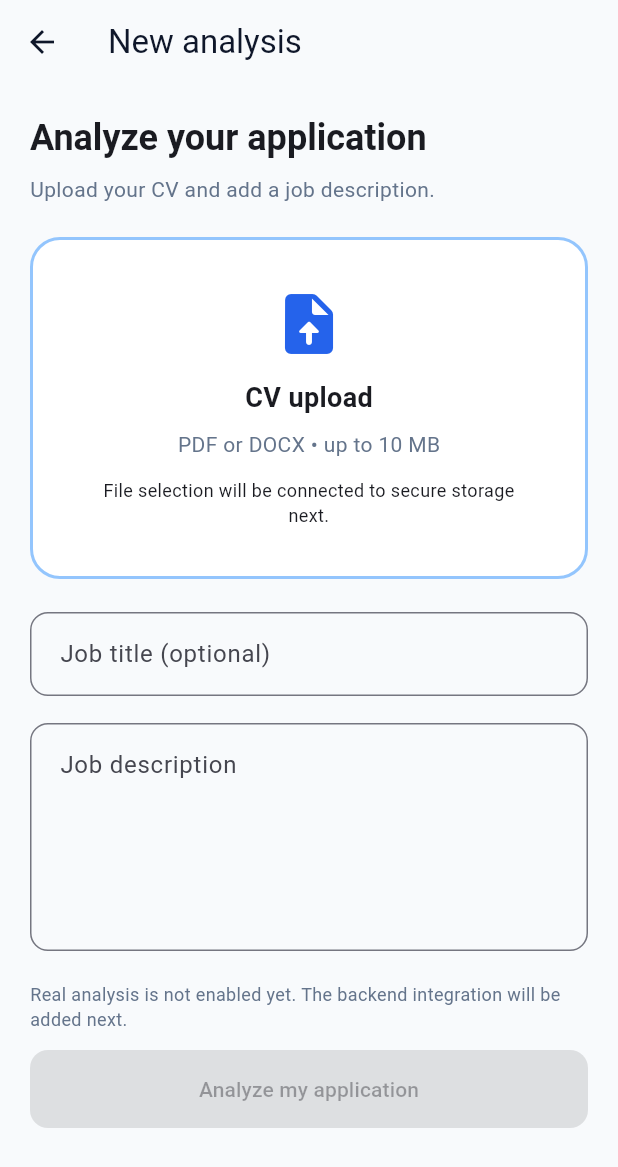
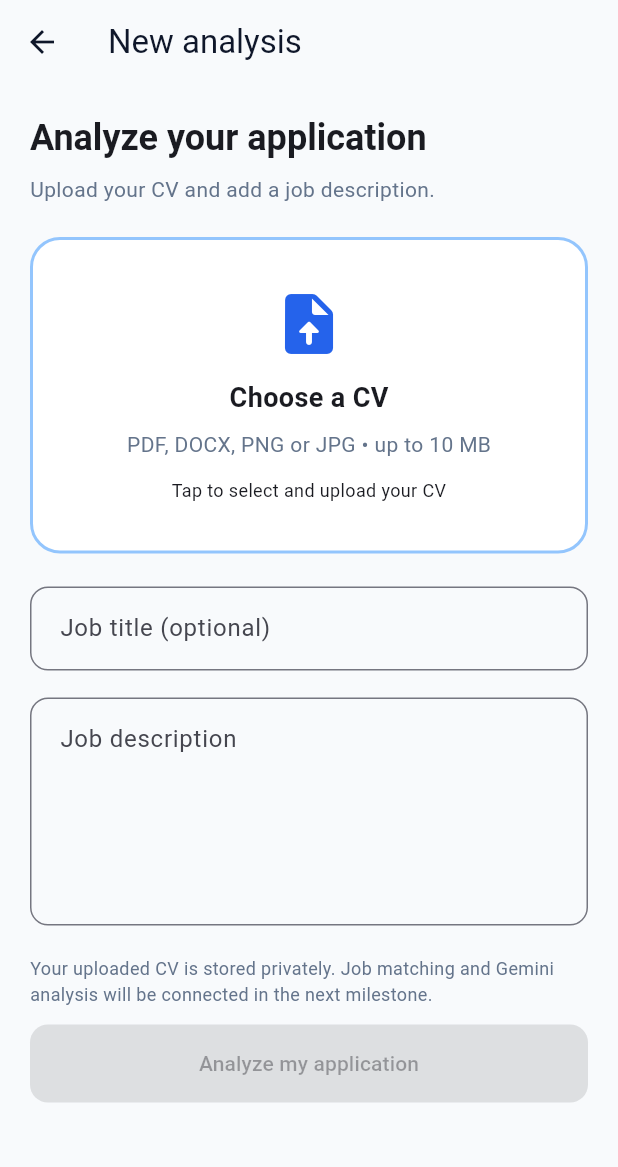
Before and after one commit to Ahmed-Braiek/cv-ats-platform, a Flutter app: the screen it shows after launch, after a tap on "Analyze my CV", on a phone screen of 412 x 824 dp. Shown: the top 1167 px of the screen. Run offline on Flutter 3.47's test engine with Material 3 defaults, Android fonts, the phone set to English and light mode, and no system bars; our stand-ins replace file_picker, supabase_flutter; accounts and stored records are empty.

Commit message:
feat(flutter): wire auth gate and private CV picker into analysis screen

```diff
--- a/apps/mobile/lib/main.dart
+++ b/apps/mobile/lib/main.dart
@@ -1,7 +1,12 @@
 import 'package:flutter/material.dart';
 
-void main() {
+import 'config/supabase_config.dart';
+import 'features/auth/auth_screen.dart';
+import 'features/cv/cv_upload_service.dart';
+
+Future<void> main() async {
   WidgetsFlutterBinding.ensureInitialized();
+  await SupabaseConfig.initialize();
   runApp(const CvAtsApp());
 }
 
@@ -184,6 +189,37 @@ class NewAnalysisScreen extends StatefulWidget {
 class _NewAnalysisScreenState extends State<NewAnalysisScreen> {
   final _jobDescription = TextEditingController();
   final _jobTitle = TextEditingController();
+  bool _uploading = false;
+  String? _uploadedFile;
+  String? _uploadMessage;
+
+  Future<void> _pickCv() async {
+    if (_uploading) return;
+    if (!SupabaseConfig.configured) {
+      setState(() => _uploadMessage = 'Configure Supabase to enable private upload.');
+      return;
+    }
+    if (SupabaseConfig.client.auth.currentUser == null) {
+      final loggedIn = await Navigator.of(context).push<bool>(
+        MaterialPageRoute<bool>(builder: (_) => const AuthScreen()),
+      );
+      if (!mounted || loggedIn != true) return;
+    }
+    setState(() { _uploading = true; _uploadMessage = null; });
+    try {
+      final name = await CvUploadService.pickAndUpload();
+      if (!mounted || name == null) return;
+      setState(() {
+        _uploadedFile = name;
+        _uploadMessage = 'CV securely uploaded. AI analysis is not available yet.';
+      });
+    } catch (error) {
+      if (mounted) setState(() => _uploadMessage = 'Upload failed: $error');
+    } finally {
+      if (mounted) setState(() => _uploading = false);
+    }
+  }
+
 
   @override
   void dispose() {
@@ -205,7 +241,10 @@ class _NewAnalysisScreenState extends State<NewAnalysisScreen> {
           const Text('Upload your CV and add a job description.',
               style: TextStyle(color: Color(0xFF64748B))),
           const SizedBox(height: 22),
-          Container(
+          InkWell(
+            onTap: _uploading ? null : _pickCv,
+            borderRadius: BorderRadius.circular(20),
+            child: Container(
               width: double.infinity,
               padding: const EdgeInsets.all(32),
               decoration: BoxDecoration(
@@ -213,17 +252,25 @@ class _NewAnalysisScreenState extends State<NewAnalysisScreen> {
                 borderRadius: BorderRadius.circular(20),
                 border: Border.all(color: const Color(0xFF93C5FD), width: 2),
               ),
-            child: const Column(children: [
-              Icon(Icons.upload_file_rounded, size: 48, color: CvAtsApp.primary),
-              SizedBox(height: 12),
-              Text('CV upload', style: TextStyle(fontSize: 18, fontWeight: FontWeight.bold)),
-              SizedBox(height: 8),
-              Text('PDF or DOCX • up to 10 MB', style: TextStyle(color: Color(0xFF64748B))),
-              SizedBox(height: 12),
-              Text('File selection will be connected to secure storage next.',
-                  textAlign: TextAlign.center, style: TextStyle(fontSize: 12)),
+              child: Column(children: [
+                const Icon(Icons.upload_file_rounded, size: 48, color: CvAtsApp.primary),
+                const SizedBox(height: 12),
+                Text(_uploadedFile ?? 'Choose a CV', style: const TextStyle(
+                  fontSize: 18, fontWeight: FontWeight.bold,
+                )),
+                const SizedBox(height: 8),
+                const Text('PDF, DOCX, PNG or JPG • up to 10 MB',
+                  style: TextStyle(color: Color(0xFF64748B))),
+                const SizedBox(height: 12),
+                Text(_uploading ? 'Uploading securely...' : 'Tap to select and upload your CV',
+                  textAlign: TextAlign.center, style: const TextStyle(fontSize: 12)),
               ]),
             ),
+          ),
+          if (_uploadMessage != null) ...[
+            const SizedBox(height: 12),
+            Text(_uploadMessage!, style: const TextStyle(fontSize: 13)),
+          ],
           const SizedBox(height: 22),
           TextField(
             controller: _jobTitle,
@@ -237,7 +284,7 @@ class _NewAnalysisScreenState extends State<NewAnalysisScreen> {
             decoration: const InputDecoration(labelText: 'Job description', alignLabelWithHint: true),
           ),
           const SizedBox(height: 20),
-          const Text('Real analysis is not enabled yet. The backend integration will be added next.',
+          const Text('Your uploaded CV is stored privately. Job matching and Gemini analysis will be connected in the next milestone.',
               style: TextStyle(fontSize: 12, color: Color(0xFF64748B))),
           const SizedBox(height: 12),
           const FilledButton(
```
Lines whose indentation alone changed are shown as unchanged.
